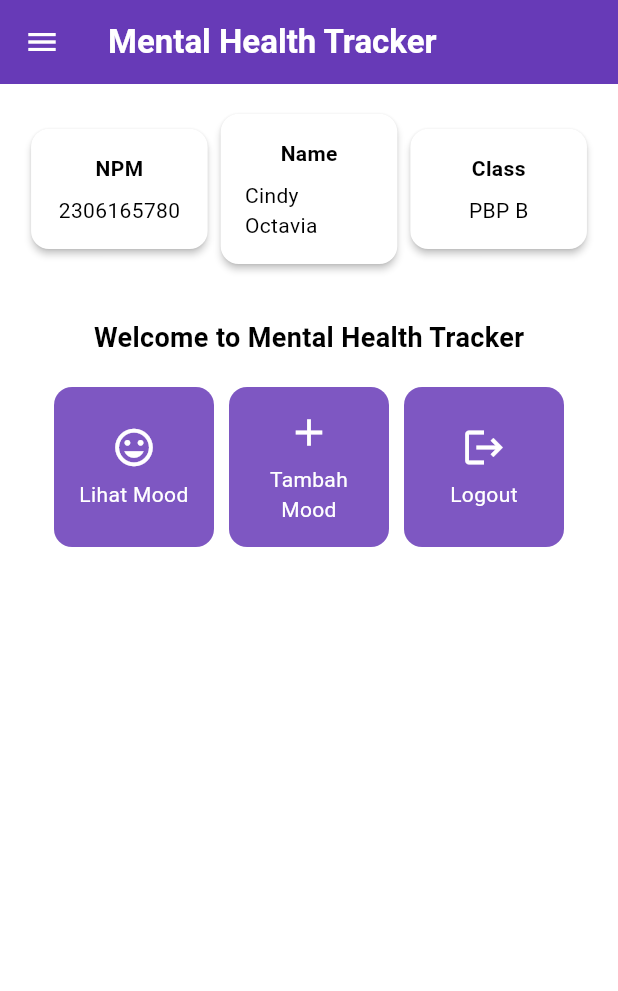
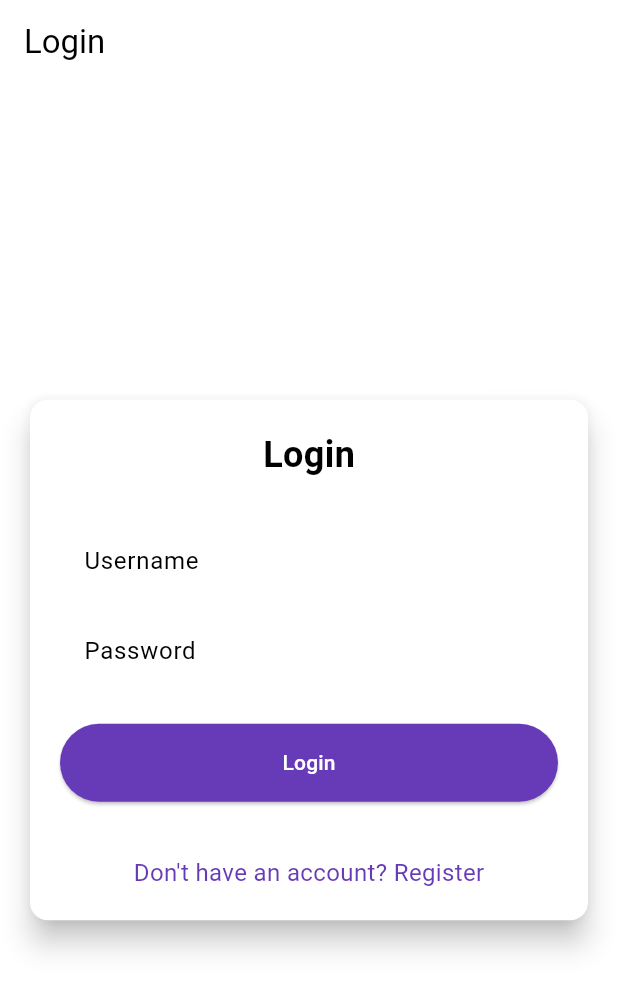
Before and after one commit to cindyoctavia1/mental-health-tracker-mobile, a Flutter app: the screen it shows after launch, on a phone screen of 412 x 824 dp. Shown: the top 991 px of the screen. Run offline on Flutter 3.47's test engine with Material 3 defaults, Android fonts, the phone set to English and light mode, and no system bars; missing offline and left inert: pbp_django_auth.

Commit message:
tutorial 8 done

```diff
--- a/lib/main.dart
+++ b/lib/main.dart
@@ -1,5 +1,8 @@
 import 'package:flutter/material.dart';
 import 'package:mental_health_tracker/screens/menu.dart';
+import 'package:pbp_django_auth/pbp_django_auth.dart';
+import 'package:provider/provider.dart';
+import 'package:mental_health_tracker/screens/login.dart';
 
 void main() {
   runApp(const MyApp());
@@ -8,31 +11,23 @@ void main() {
 class MyApp extends StatelessWidget {
   const MyApp({super.key});
 
-  // This widget is the root of your application.
   @override
   Widget build(BuildContext context) {
-    return MaterialApp(
-      title: 'Flutter Demo',
-      theme: ThemeData(
-        // This is the theme of your application.
-        //
-        // TRY THIS: Try running your application with "flutter run". You'll see
-        // the application has a purple toolbar. Then, without quitting the app,
-        // try changing the seedColor in the colorScheme below to Colors.green
-        // and then invoke "hot reload" (save your changes or press the "hot
-        // reload" button in a Flutter-supported IDE, or press "r" if you used
-        // the command line to start the app).
-        //
-        // Notice that the counter didn't reset back to zero; the application
-        // state is not lost during the reload. To reset the state, use hot
-        // restart instead.
-        //
-        // This works for code too, not just values: Most code changes can be
-        // tested with just a hot reload.
-        colorScheme: ColorScheme.fromSwatch(primarySwatch: Colors.deepPurple,).copyWith(secondary: Colors.deepPurple[400]),
-        useMaterial3: true,
+    return Provider(
+      create: (_) {
+        CookieRequest request = CookieRequest();
+        return request;
+      },
+      child: MaterialApp(
+        title: 'Mental Health Tracker',
+        theme: ThemeData(
+          useMaterial3: true,
+          colorScheme: ColorScheme.fromSwatch(
+            primarySwatch: Colors.deepPurple,
+          ).copyWith(secondary: Colors.deepPurple[400]),
+        ),
+        home: const LoginPage(),
       ),
-      home: MyHomePage(),
     );
   }
 }
--- /dev/null
+++ b/lib/screens/login.dart
@@ -0,0 +1,181 @@
+import 'package:mental_health_tracker/screens/menu.dart';
+import 'package:flutter/material.dart';
+import 'package:pbp_django_auth/pbp_django_auth.dart';
+import 'package:provider/provider.dart';
+import 'package:mental_health_tracker/screens/register.dart';
+
+void main() {
+  runApp(const LoginApp());
+}
+
+class LoginApp extends StatelessWidget {
+  const LoginApp({super.key});
+
+  @override
+  Widget build(BuildContext context) {
+    return MaterialApp(
+      title: 'Login',
+      theme: ThemeData(
+        useMaterial3: true,
+        colorScheme: ColorScheme.fromSwatch(
+          primarySwatch: Colors.deepPurple,
+        ).copyWith(secondary: Colors.deepPurple[400]),
+      ),
+      home: const LoginPage(),
+    );
+  }
+}
+
+class LoginPage extends StatefulWidget {
+  const LoginPage({super.key});
+
+  @override
+  State<LoginPage> createState() => _LoginPageState();
+}
+
+class _LoginPageState extends State<LoginPage> {
+  final TextEditingController _usernameController = TextEditingController();
+  final TextEditingController _passwordController = TextEditingController();
+
+  @override
+  Widget build(BuildContext context) {
+    final request = context.watch<CookieRequest>();
+
+    return Scaffold(
+      appBar: AppBar(
+        title: const Text('Login'),
+      ),
+      body: Center(
+        child: SingleChildScrollView(
+          padding: const EdgeInsets.all(16.0),
+          child: Card(
+            elevation: 8,
+            shape: RoundedRectangleBorder(
+              borderRadius: BorderRadius.circular(12.0),
+            ),
+            child: Padding(
+              padding: const EdgeInsets.all(20.0),
+              child: Column(
+                mainAxisSize: MainAxisSize.min,
+                children: [
+                  const Text(
+                    'Login',
+                    style: TextStyle(
+                      fontSize: 24.0,
+                      fontWeight: FontWeight.bold,
+                    ),
+                  ),
+                  const SizedBox(height: 30.0),
+                  TextField(
+                    controller: _usernameController,
+                    decoration: const InputDecoration(
+                      labelText: 'Username',
+                      hintText: 'Enter your username',
+                      border: OutlineInputBorder(
+                        borderRadius: BorderRadius.all(Radius.circular(12.0)),
+                      ),
+                      contentPadding:
+                          EdgeInsets.symmetric(horizontal: 12.0, vertical: 8.0),
+                    ),
+                  ),
+                  const SizedBox(height: 12.0),
+                  TextField(
+                    controller: _passwordController,
+                    decoration: const InputDecoration(
+                      labelText: 'Password',
+                      hintText: 'Enter your password',
+                      border: OutlineInputBorder(
+                        borderRadius: BorderRadius.all(Radius.circular(12.0)),
+                      ),
+                      contentPadding:
+                          EdgeInsets.symmetric(horizontal: 12.0, vertical: 8.0),
+                    ),
+                    obscureText: true,
+                  ),
+                  const SizedBox(height: 24.0),
+                  ElevatedButton(
+                    onPressed: () async {
+                      String username = _usernameController.text;
+                      String password = _passwordController.text;
+
+                      // Cek kredensial
+                      // TODO: Ganti URL dan jangan lupa tambahkan trailing slash (/) di akhir URL!
+                      // Untuk menyambungkan Android emulator dengan Django pada localhost,
+                      // gunakan URL http://10.0.2.2/
+                      final response = await request
+                          .login("http://localhost:8000/auth/login/", {
+                        'username': username,
+                        'password': password,
+                      });
+
+                      if (request.loggedIn) {
+                        String message = response['message'];
+                        String uname = response['username'];
+                        if (context.mounted) {
+                          Navigator.pushReplacement(
+                            context,
+                            MaterialPageRoute(
+                                builder: (context) => MyHomePage()),
+                          );
+                          ScaffoldMessenger.of(context)
+                            ..hideCurrentSnackBar()
+                            ..showSnackBar(
+                              SnackBar(
+                                  content:
+                                      Text("$message Selamat datang, $uname.")),
+                            );
+                        }
+                      } else {
+                        if (context.mounted) {
+                          showDialog(
+                            context: context,
+                            builder: (context) => AlertDialog(
+                              title: const Text('Login Gagal'),
+                              content: Text(response['message']),
+                              actions: [
+                                TextButton(
+                                  child: const Text('OK'),
+                                  onPressed: () {
+                                    Navigator.pop(context);
+                                  },
+                                ),
+                              ],
+                            ),
+                          );
+                        }
+                      }
+                    },
+                    style: ElevatedButton.styleFrom(
+                      foregroundColor: Colors.white,
+                      minimumSize: Size(double.infinity, 50),
+                      backgroundColor: Theme.of(context).colorScheme.primary,
+                      padding: const EdgeInsets.symmetric(vertical: 16.0),
+                    ),
+                    child: const Text('Login'),
+                  ),
+                  const SizedBox(height: 36.0),
+                  GestureDetector(
+                    onTap: () {
+                      Navigator.push(
+                        context,
+                        MaterialPageRoute(
+                            builder: (context) => const RegisterPage()),
+                      );
+                    },
+                    child: Text(
+                      'Don\'t have an account? Register',
+                      style: TextStyle(
+                        color: Theme.of(context).colorScheme.primary,
+                        fontSize: 16.0,
+                      ),
+                    ),
+                  ),
+                ],
+              ),
+            ),
+          ),
+        ),
+      ),
+    );
+  }
+}
--- a/pubspec.yaml
+++ b/pubspec.yaml
@@ -35,6 +35,9 @@ dependencies:
   # The following adds the Cupertino Icons font to your application.
   # Use with the CupertinoIcons class for iOS style icons.
   cupertino_icons: ^1.0.8
+  provider: ^6.1.2
+  pbp_django_auth: ^0.4.0
+  http: ^1.2.2
 
 dev_dependencies:
   flutter_test:
```
Also changed, not shown: lib/models/mood_entry.dart (added, +65 -0 lines), lib/screens/list_moodentry.dart (added, +90 -0 lines), lib/screens/moodentry_form.dart (+38 -30 lines), lib/screens/register.dart (added, +166 -0 lines), lib/widgets/left_drawer.dart (+14 -5 lines), lib/widgets/mood_card.dart (+46 -12 lines), pubspec.lock, 2 other files.
